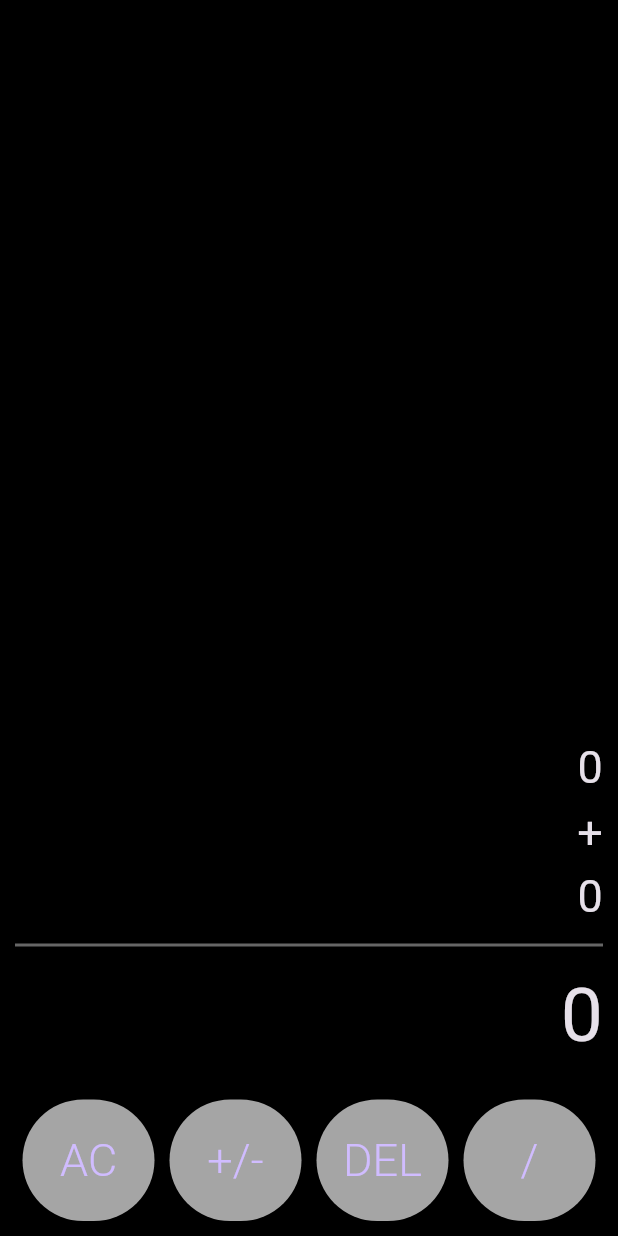
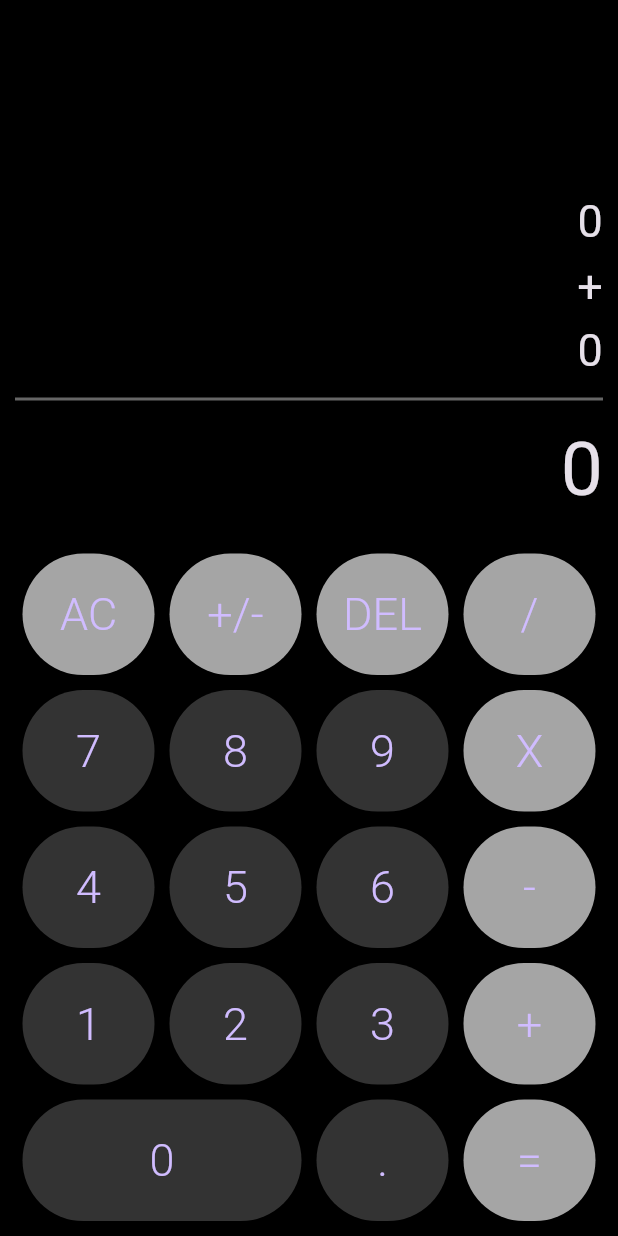
Before and after one commit to MemoArguello/calculadora-flutter, a Flutter app: the screen it shows after launch, on a phone screen of 412 x 824 dp. Run offline on Flutter 3.47's test engine with Material 3 defaults, Android fonts, the phone set to English and light mode, and no system bars; our stand-ins replace get.

Commit message:
cambios03

```diff
--- a/lib/pantallas/pantalla_calculadora.dart
+++ b/lib/pantallas/pantalla_calculadora.dart
@@ -54,12 +54,136 @@ class PantallaCalculadora extends StatelessWidget {
                   ),
                 ],
               ),
-            ],
-          ),
+
+                // Segunda fila de botones
+            Row(
+              mainAxisAlignment: MainAxisAlignment.center,
+              children: [
+                Expanded(
+                  child: CalculatorButton(
+                    text: '7',
+                    onPressed: () => calculatorCtrl.addNumber('7'),
+                  ),
+                ),
+                Expanded(
+                  child: CalculatorButton(
+                    text: '8',
+                    onPressed: () => calculatorCtrl.addNumber('8'),
+                  ),
+                ),
+                Expanded(
+                  child: CalculatorButton(
+                    text: '9',
+                    onPressed: () => calculatorCtrl.addNumber('9'),
+                  ),
+                ),
+                Expanded(
+                  child: CalculatorButton(
+                    text: 'X',
+                    bgColor: const Color(0xffA5A5A5),
+                    onPressed: () => calculatorCtrl.selectOperation('X'),
+                  ),
+                ),
+              ],
+            ),
+
+            // Tercera fila de botones
+            Row(
+              mainAxisAlignment: MainAxisAlignment.center,
+              children: [
+                Expanded(
+                  child: CalculatorButton(
+                    text: '4',
+                    onPressed: () => calculatorCtrl.addNumber('4'),
+                  ),
+                ),
+                Expanded(
+                  child: CalculatorButton(
+                    text: '5',
+                    onPressed: () => calculatorCtrl.addNumber('5'),
+                  ),
+                ),
+                Expanded(
+                  child: CalculatorButton(
+                    text: '6',
+                    onPressed: () => calculatorCtrl.addNumber('6'),
+                  ),
+                ),
+                Expanded(
+                  child: CalculatorButton(
+                    text: '-',
+                    bgColor: const Color(0xffA5A5A5),
+                    onPressed: () => calculatorCtrl.selectOperation('-'),
+                  ),
+                ),
+              ],
+            ),
+
+            // Cuarta fila de botones
+            Row(
+              mainAxisAlignment: MainAxisAlignment.center,
+              children: [
+                Expanded(
+                  child: CalculatorButton(
+                    text: '1',
+                    onPressed: () => calculatorCtrl.addNumber('1'),
+                  ),
+                ),
+                Expanded(
+                  child: CalculatorButton(
+                    text: '2',
+                    onPressed: () => calculatorCtrl.addNumber('2'),
+                  ),
+                ),
+                Expanded(
+                  child: CalculatorButton(
+                    text: '3',
+                    onPressed: () => calculatorCtrl.addNumber('3'),
+                  ),
+                ),
+                Expanded(
+                  child: CalculatorButton(
+                    text: '+',
+                    bgColor: const Color(0xffA5A5A5),
+                    onPressed: () => calculatorCtrl.selectOperation('+'),
+                  ),
+                ),
+              ],
+            ),
+
+            // Última fila de botones (0, ., =)
+            Row(
+              mainAxisAlignment: MainAxisAlignment.center,
+              children: [
+                Expanded(
+                  flex: 2, // Mayor espacio para el botón '0' porque es grande
+                  child: CalculatorButton(
+                    text: '0',
+                    big: true,
+                    onPressed: () => calculatorCtrl.addNumber('0'),
+                  ),
+                ),
+                Expanded(
+                  flex: 1, // Espacio para el botón '.'
+                  child: CalculatorButton(
+                    text: '.',
+                    onPressed: () => calculatorCtrl.addDecimalPoint(),
+                  ),
+                ),
+                Expanded(
+                  flex: 1, // Espacio para el botón '='
+                  child: CalculatorButton(
+                    text: '=',
+                    bgColor: const Color(0xffA5A5A5),
+                    onPressed: () => calculatorCtrl.calculateResult(),
+               ),
+                ),
+              ],
+            ),
+          ],
         ),
-
-        //segu
       ),
-    );
-  }
+    ),
+  );
 }
+}
```
